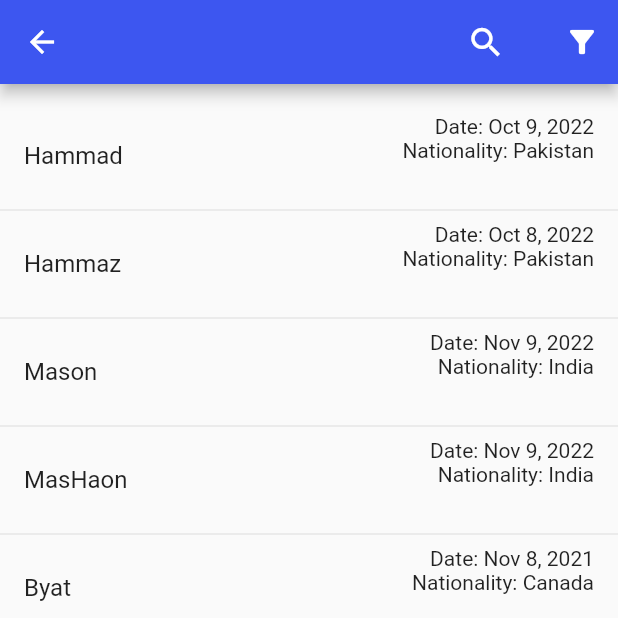
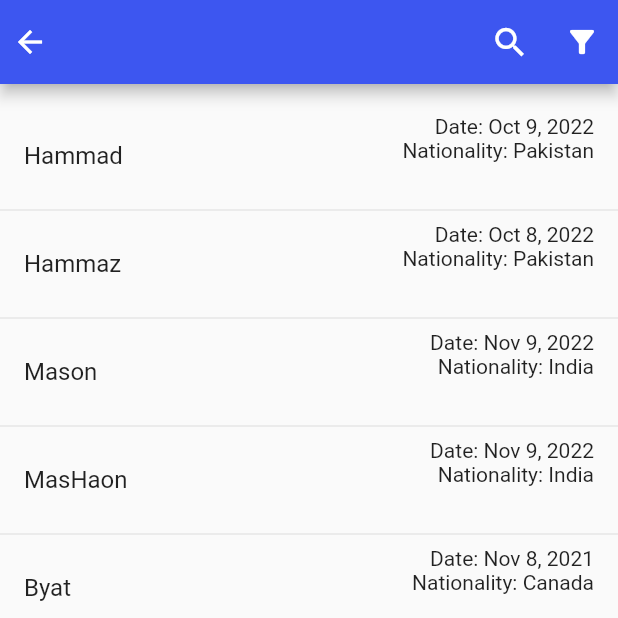
Before and after one commit to hammadparveez/bayt_test_app, a Flutter app: the BottomNavigationUI screen opened by its route, on a phone screen of 412 x 824 dp, the top half of it. Run offline on Flutter 3.47's test engine with Material 2 defaults, Android fonts, the phone set to English and light mode, and no system bars; our stand-ins replace easy_localization, firebase_auth, firebase_core, shared_preferences; accounts and stored records are empty.

Commit message:
implementing theme

```diff
--- a/lib/ui/app/byat_app.dart
+++ b/lib/ui/app/byat_app.dart
@@ -36,9 +36,10 @@ class ByatApp extends StatelessWidget {
               cardColor: ByatColors.primary,
               // radioTheme: RadioThemeData(
               //     fillColor: MaterialStateProperty.all(ByatColors.white)),
-              colorScheme: const ColorScheme.light(
+              colorScheme: ColorScheme.light(
                 primary: ByatColors.primary,
                 secondary: Color(0xff00ff00),
+                onSecondary: Color(0xff00ff00),
               ),
             ),
             onGenerateRoute: ByatRoute.onGenerateRoute,
--- a/lib/ui/auth/login.dart
+++ b/lib/ui/auth/login.dart
@@ -66,8 +66,6 @@ class _LoginUIState extends State<LoginUI> {
 
   @override
   Widget build(BuildContext context) {
-    final x = Theme.of(context).useMaterial3;
-    debugPrint('x $x');
     return Scaffold(
       body: SafeArea(
         child: Padding(
--- a/lib/ui/base_widiget/text_field.dart
+++ b/lib/ui/base_widiget/text_field.dart
@@ -1,3 +1,4 @@
+import 'package:bayt_test_app/util/colors.dart';
 import 'package:flutter/material.dart';
 
 class ByatTextField extends StatelessWidget {
@@ -9,6 +10,8 @@ class ByatTextField extends StatelessWidget {
     this.suffixIcon,
     this.suffixIconColor,
     this.prefixIconColor,
+    this.textColor,
+    this.cursorColor,
     this.hintText,
     this.isPassword = false,
     this.showBorder = true,
@@ -20,7 +23,7 @@ class ByatTextField extends StatelessWidget {
   final String? hintText;
   final bool isPassword;
   final bool showBorder;
-  final Color? prefixIconColor, suffixIconColor;
+  final Color? prefixIconColor, suffixIconColor, textColor, cursorColor;
 
   final outlineBorder = OutlineInputBorder(
     borderRadius: BorderRadius.circular(8),
@@ -29,14 +32,26 @@ class ByatTextField extends StatelessWidget {
 
   @override
   Widget build(BuildContext context) {
+    final isSuffixIcon = suffixIcon.runtimeType == Icon;
+    final isPrefixIcon = suffixIcon.runtimeType == Icon;
     return TextFormField(
       controller: controller,
       focusNode: focusNode,
       textAlignVertical: TextAlignVertical.center,
       obscureText: isPassword,
+      style: TextStyle(color: textColor),
+      cursorColor: cursorColor,
       decoration: InputDecoration(
-        suffixIcon: suffixIcon,
-        prefixIcon: prefixIcon,
+        suffixIcon: isSuffixIcon
+            ? IconTheme(
+                data: IconThemeData(color: suffixIconColor),
+                child: suffixIcon ?? const SizedBox())
+            : const SizedBox(),
+        prefixIcon: isPrefixIcon
+            ? IconTheme(
+                data: IconThemeData(color: prefixIconColor),
+                child: prefixIcon ?? const SizedBox())
+            : const SizedBox(),
         hintText: hintText,
         prefixIconColor: prefixIconColor,
         suffixIconColor: suffixIconColor,
--- a/lib/ui/bottom_navigation/bottom_navigation.dart
+++ b/lib/ui/bottom_navigation/bottom_navigation.dart
@@ -1,4 +1,3 @@
-
 import 'package:bayt_test_app/provider/search_provider.dart';
 import 'package:bayt_test_app/ui/account/account.dart';
 import 'package:bayt_test_app/ui/base_widiget/text_field.dart';
@@ -53,12 +52,16 @@ class _BottomNavigationState extends State<BottomNavigationUI> {
 
   PreferredSizeWidget _homeUIAppBar(BuildContext context) {
     return AppBar(
+      leadingWidth: 0,
+      titleSpacing: 0,
       title: ByatTextField(
           controller: context.read<SearchProvider>().searchController,
           focusNode: context.read<SearchProvider>().searchFocusNode,
           showBorder: false,
-          suffixIcon:
-              const Icon(Icons.search, size: 26, color: ByatColors.white)),
+          suffixIconColor: Theme.of(context).colorScheme.onPrimary,
+          textColor: Theme.of(context).colorScheme.onPrimary,
+          cursorColor: Theme.of(context).colorScheme.onPrimary,
+          suffixIcon: const Icon(Icons.search, size: 26)),
       actions: [
         IconButton(
             onPressed: () => showModalBottomSheet(
```
